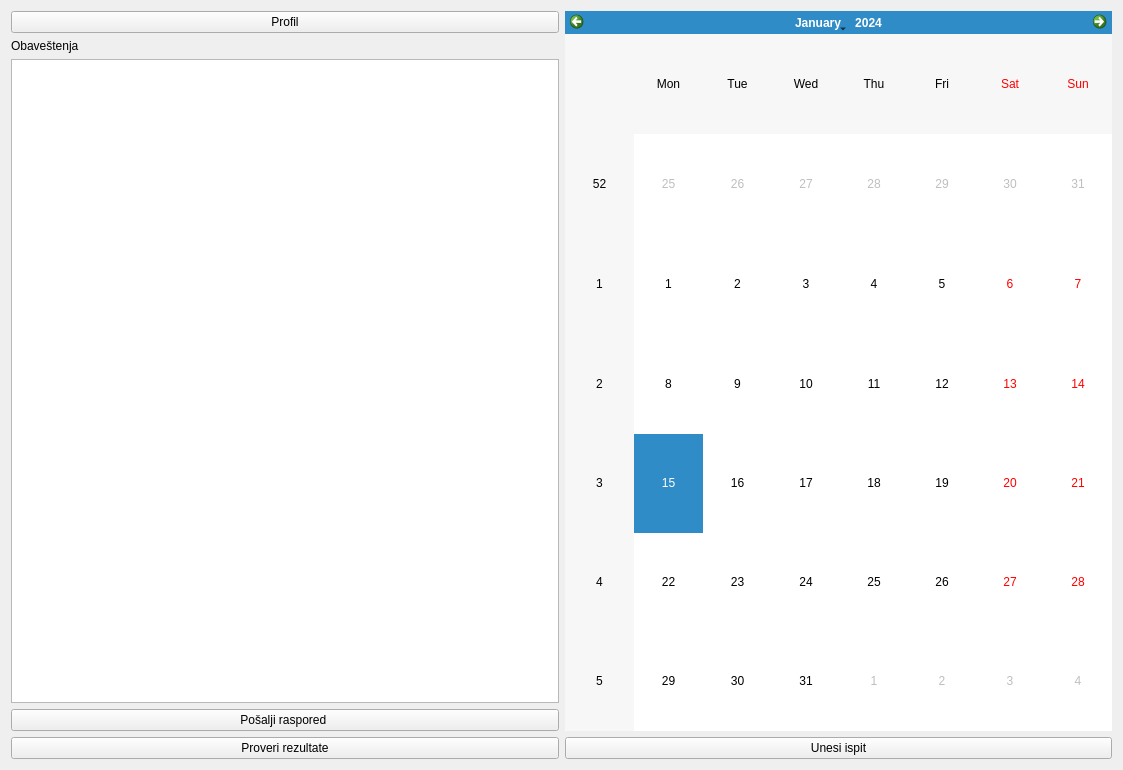
This is Planer/MatfPlaner/forms/Calendar.ui in stenjo1/MATF_Planner as Qt 5 draws it before an edit. The edited form follows.
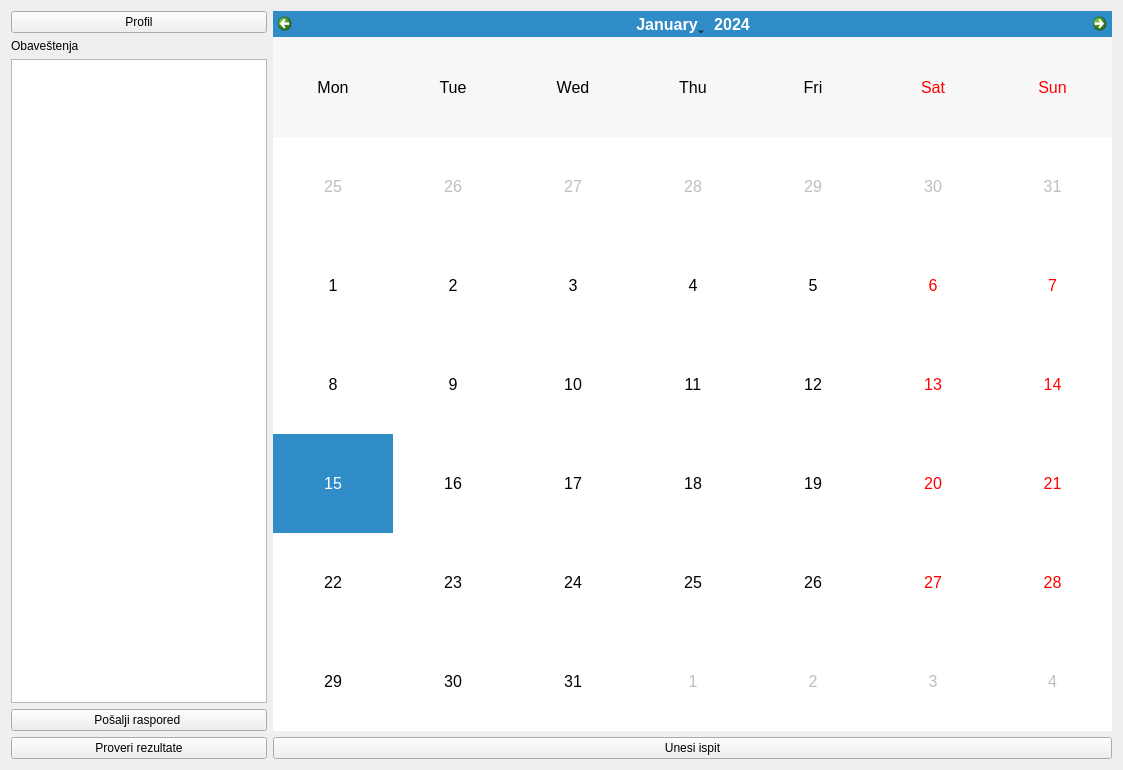
This is the edited form.

The edit to the form file:
```diff
--- a/Planer/MatfPlaner/forms/Calendar.ui
+++ b/Planer/MatfPlaner/forms/Calendar.ui
@@ -37,7 +37,14 @@
       </widget>
      </item>
      <item>
-      <widget class="QTextEdit" name="textEdit"/>
+      <widget class="QTextEdit" name="textEdit">
+       <property name="sizePolicy">
+        <sizepolicy hsizetype="Fixed" vsizetype="Expanding">
+         <horstretch>0</horstretch>
+         <verstretch>0</verstretch>
+        </sizepolicy>
+       </property>
+      </widget>
      </item>
      <item>
       <widget class="QPushButton" name="pbSendMail">
@@ -58,7 +65,34 @@
    <item>
     <layout class="QVBoxLayout" name="verticalLayout_3">
      <item>
-      <widget class="QCalendarWidget" name="calendarWidget"/>
+      <widget class="QCalendarWidget" name="calendarWidget">
+       <property name="font">
+        <font>
+         <pointsize>12</pointsize>
+         <italic>false</italic>
+         <bold>false</bold>
+         <kerning>true</kerning>
+        </font>
+       </property>
+       <property name="contextMenuPolicy">
+        <enum>Qt::DefaultContextMenu</enum>
+       </property>
+       <property name="acceptDrops">
+        <bool>false</bool>
+       </property>
+       <property name="autoFillBackground">
+        <bool>true</bool>
+       </property>
+       <property name="gridVisible">
+        <bool>false</bool>
+       </property>
+       <property name="verticalHeaderFormat">
+        <enum>QCalendarWidget::NoVerticalHeader</enum>
+       </property>
+       <property name="navigationBarVisible">
+        <bool>true</bool>
+       </property>
+      </widget>
      </item>
      <item>
       <widget class="QPushButton" name="pbNewExam">
```
